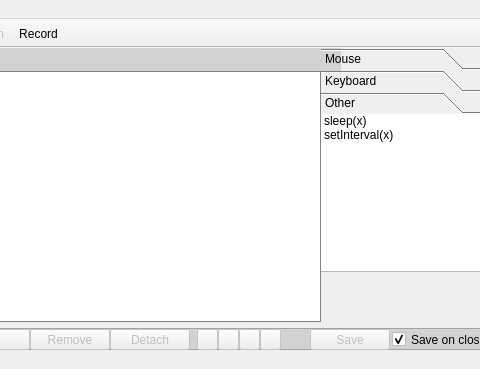
Above: DoForMe!/mainwin.ui from jajcek/DoForMe before the change; both pictures show x 320 to 800 and y 0 to 369 of the 800 by 628 pixel window. Below: the same form after it.
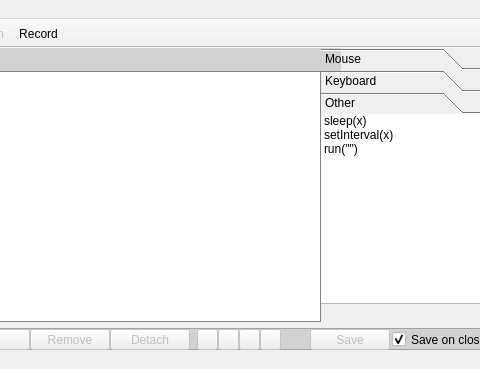
That is the form after the change. The open tabs and pages were chosen to show the change. Icons and pictures are not drawn.

The edit to the form file:
```diff
--- a/DoForMe!/mainwin.ui
+++ b/DoForMe!/mainwin.ui
@@ -650,7 +650,7 @@
         <x>-1</x>
         <y>-1</y>
         <width>161</width>
-        <height>159</height>
+        <height>191</height>
        </rect>
       </property>
       <item>
@@ -663,6 +663,11 @@
         <string>setInterval(x)</string>
        </property>
       </item>
+      <item>
+       <property name="text">
+        <string>run(&quot;&quot;)</string>
+       </property>
+      </item>
      </widget>
     </widget>
    </widget>
```
Left out of the diff: 2 changed lines with no effect on the pictures.
